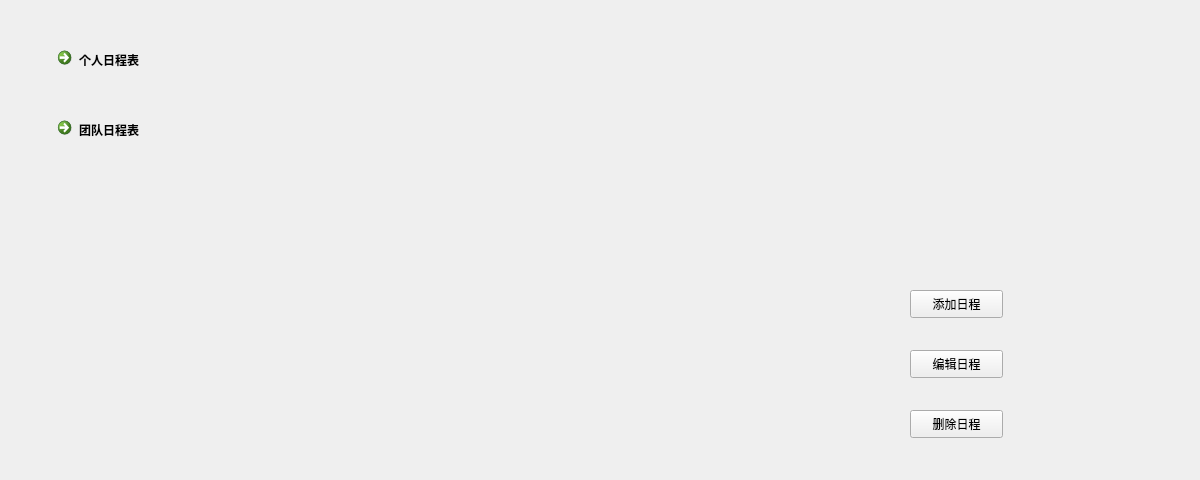
Old version of the form OutTime/timetable.ui in the repository agilelike/OurTime.
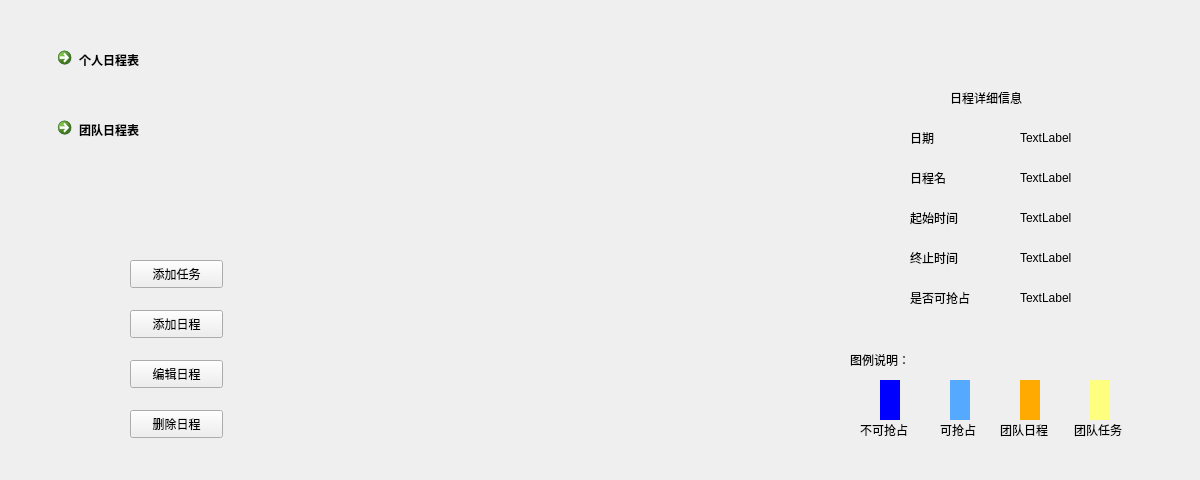
New version of the form. Icons and pictures are not drawn.

```diff
--- a/OutTime/timetable.ui
+++ b/OutTime/timetable.ui
@@ -32,8 +32,8 @@
   <widget class="QPushButton" name="pushButton">
    <property name="geometry">
     <rect>
-     <x>910</x>
-     <y>290</y>
+     <x>130</x>
+     <y>310</y>
      <width>93</width>
      <height>28</height>
     </rect>
@@ -45,8 +45,8 @@
   <widget class="QPushButton" name="pushButton_2">
    <property name="geometry">
     <rect>
-     <x>910</x>
-     <y>350</y>
+     <x>130</x>
+     <y>360</y>
      <width>93</width>
      <height>28</height>
     </rect>
@@ -58,7 +58,7 @@
   <widget class="QPushButton" name="pushButton_3">
    <property name="geometry">
     <rect>
-     <x>910</x>
+     <x>130</x>
      <y>410</y>
      <width>93</width>
      <height>28</height>
@@ -94,6 +94,340 @@
     <string>团队日程表</string>
    </property>
   </widget>
+  <widget class="QLabel" name="label_2">
+   <property name="geometry">
+    <rect>
+     <x>880</x>
+     <y>380</y>
+     <width>20</width>
+     <height>40</height>
+    </rect>
+   </property>
+   <property name="styleSheet">
+    <string notr="true">background-color: rgb(0, 0, 255);</string>
+   </property>
+   <property name="text">
+    <string/>
+   </property>
+  </widget>
+  <widget class="QLabel" name="label_3">
+   <property name="geometry">
+    <rect>
+     <x>940</x>
+     <y>420</y>
+     <width>45</width>
+     <height>20</height>
+    </rect>
+   </property>
+   <property name="styleSheet">
+    <string notr="true">font: 9pt &quot;等线&quot;;</string>
+   </property>
+   <property name="text">
+    <string>可抢占</string>
+   </property>
+  </widget>
+  <widget class="QLabel" name="label_4">
+   <property name="geometry">
+    <rect>
+     <x>860</x>
+     <y>420</y>
+     <width>60</width>
+     <height>20</height>
+    </rect>
+   </property>
+   <property name="styleSheet">
+    <string notr="true">font: 9pt &quot;等线&quot;;</string>
+   </property>
+   <property name="text">
+    <string>不可抢占</string>
+   </property>
+  </widget>
+  <widget class="QLabel" name="label_5">
+   <property name="geometry">
+    <rect>
+     <x>950</x>
+     <y>380</y>
+     <width>20</width>
+     <height>40</height>
+    </rect>
+   </property>
+   <property name="styleSheet">
+    <string notr="true">background-color: rgb(85, 170, 255);</string>
+   </property>
+   <property name="text">
+    <string/>
+   </property>
+  </widget>
+  <widget class="QLabel" name="label_6">
+   <property name="geometry">
+    <rect>
+     <x>850</x>
+     <y>350</y>
+     <width>72</width>
+     <height>20</height>
+    </rect>
+   </property>
+   <property name="styleSheet">
+    <string notr="true">font: 9pt &quot;等线&quot;;</string>
+   </property>
+   <property name="text">
+    <string>图例说明：</string>
+   </property>
+  </widget>
+  <widget class="QLabel" name="label_7">
+   <property name="geometry">
+    <rect>
+     <x>1020</x>
+     <y>130</y>
+     <width>140</width>
+     <height>16</height>
+    </rect>
+   </property>
+   <property name="styleSheet">
+    <string notr="true">font: 9pt &quot;等线&quot;;
+</string>
+   </property>
+   <property name="text">
+    <string>TextLabel</string>
+   </property>
+  </widget>
+  <widget class="QLabel" name="label_8">
+   <property name="geometry">
+    <rect>
+     <x>910</x>
+     <y>130</y>
+     <width>72</width>
+     <height>15</height>
+    </rect>
+   </property>
+   <property name="styleSheet">
+    <string notr="true">font: 9pt &quot;等线&quot;;</string>
+   </property>
+   <property name="text">
+    <string>日期</string>
+   </property>
+  </widget>
+  <widget class="QLabel" name="label_9">
+   <property name="geometry">
+    <rect>
+     <x>910</x>
+     <y>210</y>
+     <width>72</width>
+     <height>15</height>
+    </rect>
+   </property>
+   <property name="styleSheet">
+    <string notr="true">font: 9pt &quot;等线&quot;;</string>
+   </property>
+   <property name="text">
+    <string>起始时间</string>
+   </property>
+  </widget>
+  <widget class="QLabel" name="label_10">
+   <property name="geometry">
+    <rect>
+     <x>1020</x>
+     <y>210</y>
+     <width>140</width>
+     <height>15</height>
+    </rect>
+   </property>
+   <property name="styleSheet">
+    <string notr="true">font: 9pt &quot;等线&quot;;</string>
+   </property>
+   <property name="text">
+    <string>TextLabel</string>
+   </property>
+  </widget>
+  <widget class="QLabel" name="label_11">
+   <property name="geometry">
+    <rect>
+     <x>910</x>
+     <y>250</y>
+     <width>72</width>
+     <height>15</height>
+    </rect>
+   </property>
+   <property name="styleSheet">
+    <string notr="true">font: 9pt &quot;等线&quot;;</string>
+   </property>
+   <property name="text">
+    <string>终止时间</string>
+   </property>
+  </widget>
+  <widget class="QLabel" name="label_12">
+   <property name="geometry">
+    <rect>
+     <x>1020</x>
+     <y>250</y>
+     <width>140</width>
+     <height>15</height>
+    </rect>
+   </property>
+   <property name="styleSheet">
+    <string notr="true">font: 9pt &quot;等线&quot;;</string>
+   </property>
+   <property name="text">
+    <string>TextLabel</string>
+   </property>
+  </widget>
+  <widget class="QLabel" name="label_13">
+   <property name="geometry">
+    <rect>
+     <x>910</x>
+     <y>170</y>
+     <width>72</width>
+     <height>15</height>
+    </rect>
+   </property>
+   <property name="styleSheet">
+    <string notr="true">font: 9pt &quot;等线&quot;;</string>
+   </property>
+   <property name="text">
+    <string>日程名</string>
+   </property>
+  </widget>
+  <widget class="QLabel" name="label_14">
+   <property name="geometry">
+    <rect>
+     <x>1020</x>
+     <y>170</y>
+     <width>140</width>
+     <height>15</height>
+    </rect>
+   </property>
+   <property name="styleSheet">
+    <string notr="true">font: 9pt &quot;等线&quot;;</string>
+   </property>
+   <property name="text">
+    <string>TextLabel</string>
+   </property>
+  </widget>
+  <widget class="QLabel" name="label_15">
+   <property name="geometry">
+    <rect>
+     <x>950</x>
+     <y>90</y>
+     <width>101</width>
+     <height>16</height>
+    </rect>
+   </property>
+   <property name="styleSheet">
+    <string notr="true">font: 9pt &quot;等线&quot;;</string>
+   </property>
+   <property name="text">
+    <string>日程详细信息</string>
+   </property>
+  </widget>
+  <widget class="QLabel" name="label_16">
+   <property name="geometry">
+    <rect>
+     <x>910</x>
+     <y>290</y>
+     <width>81</width>
+     <height>16</height>
+    </rect>
+   </property>
+   <property name="styleSheet">
+    <string notr="true">font: 9pt &quot;等线&quot;;</string>
+   </property>
+   <property name="text">
+    <string>是否可抢占</string>
+   </property>
+  </widget>
+  <widget class="QLabel" name="label_17">
+   <property name="geometry">
+    <rect>
+     <x>1020</x>
+     <y>290</y>
+     <width>140</width>
+     <height>15</height>
+    </rect>
+   </property>
+   <property name="styleSheet">
+    <string notr="true">font: 9pt &quot;等线&quot;;</string>
+   </property>
+   <property name="text">
+    <string>TextLabel</string>
+   </property>
+  </widget>
+  <widget class="QLabel" name="label_18">
+   <property name="geometry">
+    <rect>
+     <x>1000</x>
+     <y>420</y>
+     <width>71</width>
+     <height>20</height>
+    </rect>
+   </property>
+   <property name="styleSheet">
+    <string notr="true">font: 9pt &quot;等线&quot;;</string>
+   </property>
+   <property name="text">
+    <string>团队日程</string>
+   </property>
+  </widget>
+  <widget class="QLabel" name="label_19">
+   <property name="geometry">
+    <rect>
+     <x>1020</x>
+     <y>380</y>
+     <width>20</width>
+     <height>40</height>
+    </rect>
+   </property>
+   <property name="styleSheet">
+    <string notr="true">background-color: rgb(255, 170, 0);</string>
+   </property>
+   <property name="text">
+    <string/>
+   </property>
+  </widget>
+  <widget class="QLabel" name="label_20">
+   <property name="geometry">
+    <rect>
+     <x>1074</x>
+     <y>420</y>
+     <width>71</width>
+     <height>20</height>
+    </rect>
+   </property>
+   <property name="styleSheet">
+    <string notr="true">font: 9pt &quot;等线&quot;;</string>
+   </property>
+   <property name="text">
+    <string>团队任务</string>
+   </property>
+  </widget>
+  <widget class="QLabel" name="label_21">
+   <property name="geometry">
+    <rect>
+     <x>1090</x>
+     <y>380</y>
+     <width>20</width>
+     <height>40</height>
+    </rect>
+   </property>
+   <property name="styleSheet">
+    <string notr="true">background-color: rgb(255, 255, 127);</string>
+   </property>
+   <property name="text">
+    <string/>
+   </property>
+  </widget>
+  <widget class="QPushButton" name="pushButton_4">
+   <property name="geometry">
+    <rect>
+     <x>130</x>
+     <y>260</y>
+     <width>93</width>
+     <height>28</height>
+    </rect>
+   </property>
+   <property name="text">
+    <string>添加任务</string>
+   </property>
+  </widget>
  </widget>
  <resources/>
  <connections/>
```
